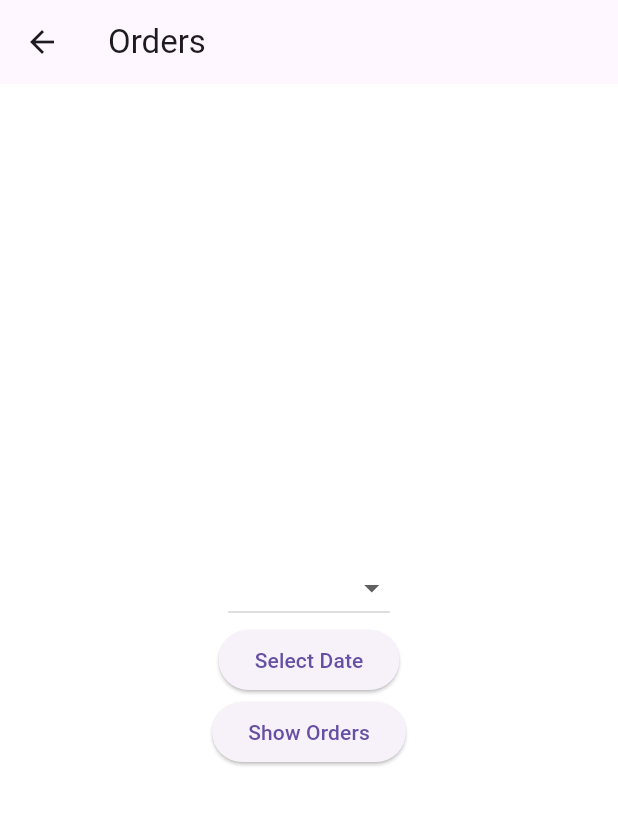
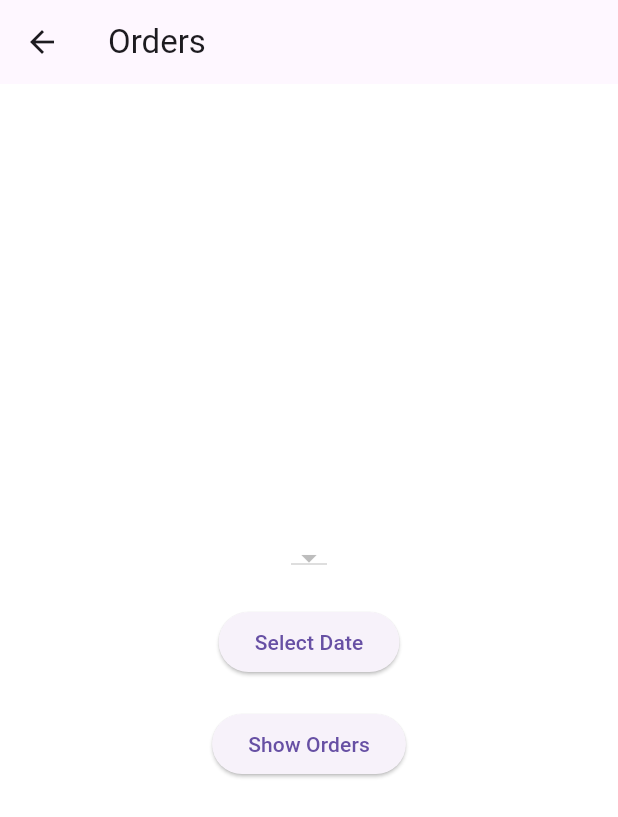
Before and after one commit to jatinsojitra17/suj, a Flutter app: the OrdersPage screen opened directly, on a phone screen of 412 x 824 dp. Shown: the top 817 px of the screen. Run offline on Flutter 3.47's test engine with Material 3 defaults, Android fonts, the light colour scheme and no system bars; our stand-ins replace cloud_firestore, firebase_auth, firebase_core, firebase_database, fluttertoast, open_file and 1 more; missing offline and left inert: flutter_dropdown, pdfx, syncfusion_flutter_pdf; accounts and stored records are empty.

Commit message:
update the orders page

```diff
--- a/lib/Inventory/Orders.dart
+++ b/lib/Inventory/Orders.dart
@@ -24,6 +24,18 @@ class _OrdersPageState extends State<OrdersPage> {
     }
   }
 
+  Future<List<String>> _getCompanyNames() async {
+    QuerySnapshot querySnapshot =
+        await FirebaseFirestore.instance.collection('Users').get();
+
+    List<String> companyNames = [];
+    querySnapshot.docs.forEach((doc) {
+      companyNames.add(doc['companyName']);
+    });
+
+    return companyNames;
+  }
+
   @override
   Widget build(BuildContext context) {
     return Scaffold(
@@ -31,28 +43,43 @@ class _OrdersPageState extends State<OrdersPage> {
         title: Text('Orders'),
       ),
       body: Center(
+        child: Padding(
+          padding: const EdgeInsets.all(20.0),
           child: Column(
             mainAxisAlignment: MainAxisAlignment.center,
             children: <Widget>[
-            DropdownButton<String>(
+              FutureBuilder<List<String>>(
+                future: _getCompanyNames(),
+                builder: (context, snapshot) {
+                  if (snapshot.connectionState == ConnectionState.waiting) {
+                    return CircularProgressIndicator();
+                  } else if (snapshot.hasError) {
+                    return Text('Error: ${snapshot.error}');
+                  } else {
+                    return DropdownButton<String>(
                       value: selectedCompany,
                       onChanged: (String? newValue) {
                         setState(() {
                           selectedCompany = newValue!;
                         });
                       },
-              items: <String>['Company A', 'Company B', 'Company C']
+                      items: snapshot.data!
                           .map<DropdownMenuItem<String>>((String value) {
                         return DropdownMenuItem<String>(
                           value: value,
                           child: Text(value),
                         );
                       }).toList(),
+                    );
+                  }
+                },
               ),
+              SizedBox(height: 20),
               ElevatedButton(
                 onPressed: () => _showDatePicker(context),
                 child: Text('Select Date'),
               ),
+              SizedBox(height: 20),
               ElevatedButton(
                 onPressed: () async {
                   // Query orders based on selectedCompany and selectedDate
@@ -72,6 +99,7 @@ class _OrdersPageState extends State<OrdersPage> {
             ],
           ),
         ),
+      ),
     );
   }
 }
```
Lines whose indentation alone changed are shown as unchanged.
